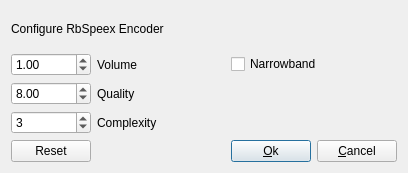
The window that rbutil/rbutilqt/rbspeexcfgfrm.ui (Rockbox-Chinese-Community/Rockbox-RCC) describes before a commit, drawn with Qt 5.
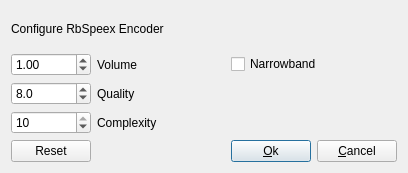
The same window after the commit. Icons and pictures are not drawn.

Commit message: Change some defaults and give settings widgets better properties.

Diff of the .ui file:
```diff
--- a/rbutil/rbutilqt/rbspeexcfgfrm.ui
+++ b/rbutil/rbutilqt/rbspeexcfgfrm.ui
@@ -43,6 +43,12 @@
    </item>
    <item row="2" column="0" >
     <widget class="QDoubleSpinBox" name="quality" >
+     <property name="decimals" >
+      <number>1</number>
+     </property>
+     <property name="maximum" >
+      <double>10.000000000000000</double>
+     </property>
      <property name="singleStep" >
       <double>1.000000000000000</double>
      </property>
@@ -60,8 +66,11 @@
    </item>
    <item row="3" column="0" >
     <widget class="QSpinBox" name="complexity" >
+     <property name="maximum" >
+      <number>10</number>
+     </property>
      <property name="value" >
-      <number>3</number>
+      <number>10</number>
      </property>
     </widget>
    </item>
```
Left out of the diff: 6 changed lines with no effect on the pictures. The commit also changes 1 other file.
